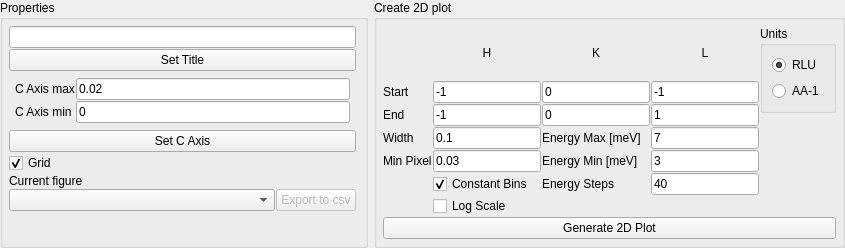
This is src/main/resources/base/Views/QELine.ui in MJOLNIRPackage/MJOLNIR-GUI as Qt 5 draws it before an edit. The edited form follows.
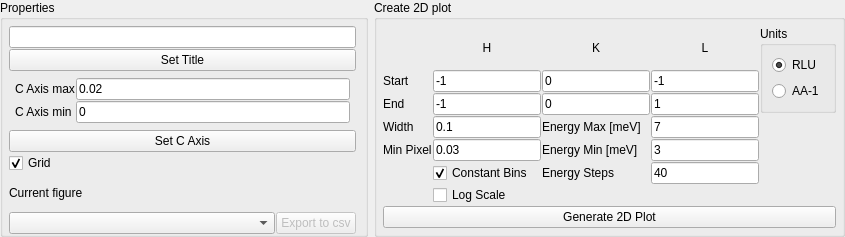
This is the edited form.

```diff
--- a/src/main/resources/base/Views/QELine.ui
+++ b/src/main/resources/base/Views/QELine.ui
@@ -7,7 +7,7 @@
     <x>0</x>
     <y>0</y>
     <width>845</width>
-    <height>248</height>
+    <height>237</height>
    </rect>
   </property>
   <property name="windowTitle">
@@ -54,7 +54,7 @@
        <number>0</number>
       </property>
       <item>
-       <layout class="QVBoxLayout" name="verticalLayout_4" stretch="0,0,0,0,0,0,0,1">
+       <layout class="QVBoxLayout" name="verticalLayout_4">
         <property name="leftMargin">
          <number>6</number>
         </property>
@@ -64,9 +64,6 @@
         <property name="rightMargin">
          <number>6</number>
         </property>
-        <property name="bottomMargin">
-         <number>6</number>
-        </property>
         <item>
          <widget class="QLineEdit" name="QELine_SetTitle_lineEdit">
           <property name="toolTip">
@@ -224,19 +221,6 @@
           </item>
          </layout>
         </item>
-        <item>
-         <spacer name="verticalSpacer_2">
-          <property name="orientation">
-           <enum>Qt::Vertical</enum>
-          </property>
-          <property name="sizeHint" stdset="0">
-           <size>
-            <width>20</width>
-            <height>0</height>
-           </size>
-          </property>
-         </spacer>
-        </item>
        </layout>
       </item>
      </layout>
```
